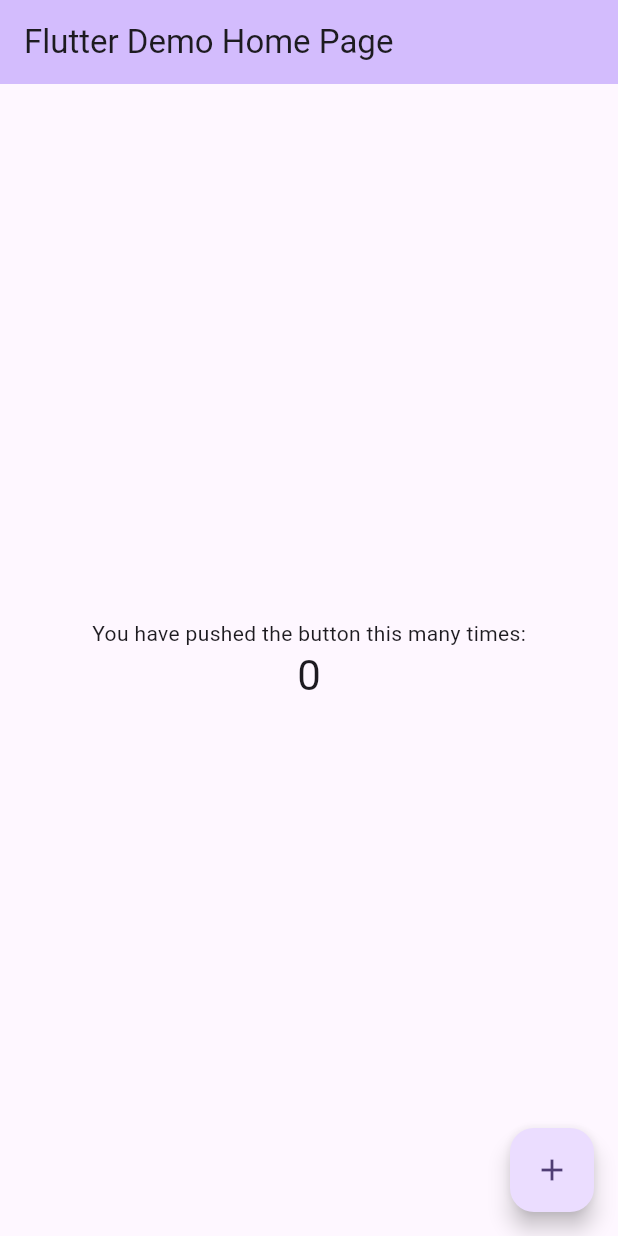
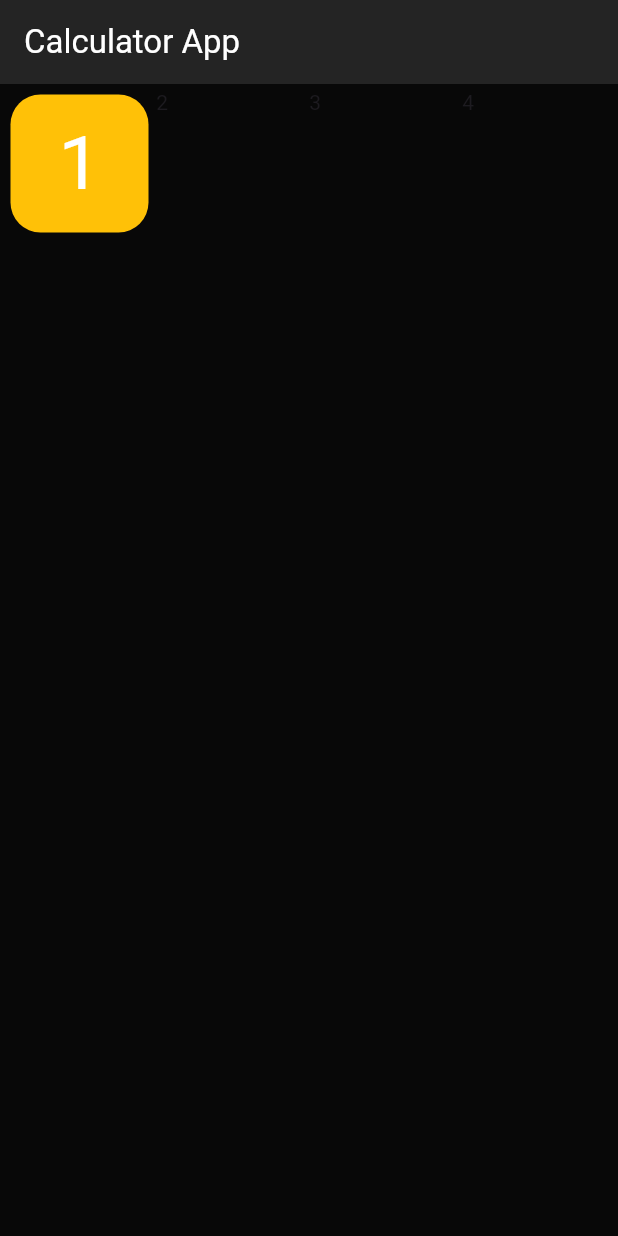
Before and after one commit to joaoschumacher/CalculatorAppFlutter, a Flutter app: the screen it shows after launch, on a phone screen of 412 x 824 dp. Run offline on Flutter 3.47's test engine with Material 3 defaults, Android fonts, the phone set to English and light mode, and no system bars.

Commit message:
Create main screen and buttons

```diff
--- /dev/null
+++ b/lib/components/button.dart
@@ -0,0 +1,24 @@
+import 'package:flutter/material.dart';
+
+class ButtonCalculator extends StatelessWidget {
+  const ButtonCalculator({super.key});
+
+  @override
+  Widget build(BuildContext context) {
+    return GestureDetector(
+      onTap: () => {},
+      child: Container(
+        margin: const EdgeInsets.all(5),
+        decoration: const BoxDecoration(
+            color: Colors.amber,
+            shape: BoxShape.rectangle,
+            borderRadius: BorderRadius.all(Radius.circular(20))),
+        child: const Center(
+            child: Text(
+          "1",
+          style: TextStyle(color: Colors.white, fontSize: 50),
+        )),
+      ),
+    );
+  }
+}
--- /dev/null
+++ b/lib/components/buttons_calculator.dart
@@ -0,0 +1,30 @@
+import 'package:flutter/material.dart';
+
+class ButtonsCalculator extends StatelessWidget {
+  const ButtonsCalculator({super.key});
+
+  @override
+  Widget build(BuildContext context) {
+    return Container(
+      padding: const EdgeInsets.all(2),
+      child: GridView.count(
+        crossAxisCount: 4,
+        children: [
+          GestureDetector(
+            onTap: () => {},
+            child: Container(
+              margin: const EdgeInsets.all(5),
+              decoration: const BoxDecoration(color: Colors.amber, shape: BoxShape.rectangle, borderRadius: BorderRadius.all(Radius.circular(20))),
+              child: const Center(
+                child: Text("1", style: TextStyle(color: Colors.white, fontSize: 50),)
+              ),
+            ),
+          ),
+          const Text("2"),
+          const Text("3"),
+          const Text("4"),
+        ],
+      ),
+    );
+  }
+}
--- a/lib/main.dart
+++ b/lib/main.dart
@@ -1,4 +1,5 @@
 import 'package:flutter/material.dart';
+import 'package:calculator_app/screen/main_screen.dart';
 
 void main() {
   runApp(const MyApp());
@@ -7,119 +8,15 @@ void main() {
 class MyApp extends StatelessWidget {
   const MyApp({super.key});
 
-  // This widget is the root of your application.
   @override
   Widget build(BuildContext context) {
     return MaterialApp(
-      title: 'Flutter Demo',
+      title: "Calculator App",
       theme: ThemeData(
-        // This is the theme of your application.
-        //
-        // TRY THIS: Try running your application with "flutter run". You'll see
-        // the application has a purple toolbar. Then, without quitting the app,
-        // try changing the seedColor in the colorScheme below to Colors.green
-        // and then invoke "hot reload" (save your changes or press the "hot
-        // reload" button in a Flutter-supported IDE, or press "r" if you used
-        // the command line to start the app).
-        //
-        // Notice that the counter didn't reset back to zero; the application
-        // state is not lost during the reload. To reset the state, use hot
-        // restart instead.
-        //
-        // This works for code too, not just values: Most code changes can be
-        // tested with just a hot reload.
         colorScheme: ColorScheme.fromSeed(seedColor: Colors.deepPurple),
         useMaterial3: true,
       ),
-      home: const MyHomePage(title: 'Flutter Demo Home Page'),
+      home: const MainScreen(),
     );
   }
 }
-
-class MyHomePage extends StatefulWidget {
-  const MyHomePage({super.key, required this.title});
-
-  // This widget is the home page of your application. It is stateful, meaning
-  // that it has a State object (defined below) that contains fields that affect
-  // how it looks.
-
-  // This class is the configuration for the state. It holds the values (in this
-  // case the title) provided by the parent (in this case the App widget) and
-  // used by the build method of the State. Fields in a Widget subclass are
-  // always marked "final".
-
-  final String title;
-
-  @override
-  State<MyHomePage> createState() => _MyHomePageState();
-}
-
-class _MyHomePageState extends State<MyHomePage> {
-  int _counter = 0;
-
-  void _incrementCounter() {
-    setState(() {
-      // This call to setState tells the Flutter framework that something has
-      // changed in this State, which causes it to rerun the build method below
-      // so that the display can reflect the updated values. If we changed
-      // _counter without calling setState(), then the build method would not be
-      // called again, and so nothing would appear to happen.
-      _counter++;
-    });
-  }
-
-  @override
-  Widget build(BuildContext context) {
-    // This method is rerun every time setState is called, for instance as done
-    // by the _incrementCounter method above.
-    //
-    // The Flutter framework has been optimized to make rerunning build methods
-    // fast, so that you can just rebuild anything that needs updating rather
-    // than having to individually change instances of widgets.
-    return Scaffold(
-      appBar: AppBar(
-        // TRY THIS: Try changing the color here to a specific color (to
-        // Colors.amber, perhaps?) and trigger a hot reload to see the AppBar
-        // change color while the other colors stay the same.
-        backgroundColor: Theme.of(context).colorScheme.inversePrimary,
-        // Here we take the value from the MyHomePage object that was created by
-        // the App.build method, and use it to set our appbar title.
-        title: Text(widget.title),
-      ),
-      body: Center(
-        // Center is a layout widget. It takes a single child and positions it
-        // in the middle of the parent.
-        child: Column(
-          // Column is also a layout widget. It takes a list of children and
-          // arranges them vertically. By default, it sizes itself to fit its
-          // children horizontally, and tries to be as tall as its parent.
-          //
-          // Column has various properties to control how it sizes itself and
-          // how it positions its children. Here we use mainAxisAlignment to
-          // center the children vertically; the main axis here is the vertical
-          // axis because Columns are vertical (the cross axis would be
-          // horizontal).
-          //
-          // TRY THIS: Invoke "debug painting" (choose the "Toggle Debug Paint"
-          // action in the IDE, or press "p" in the console), to see the
-          // wireframe for each widget.
-          mainAxisAlignment: MainAxisAlignment.center,
-          children: <Widget>[
-            const Text(
-              'You have pushed the button this many times:',
-            ),
-            Text(
-              '$_counter',
-              style: Theme.of(context).textTheme.headlineMedium,
-            ),
-          ],
-        ),
-      ),
-      floatingActionButton: FloatingActionButton(
-        onPressed: _incrementCounter,
-        tooltip: 'Increment',
-        child: const Icon(Icons.add),
-      ), // This trailing comma makes auto-formatting nicer for build methods.
-    );
-  }
-}
--- /dev/null
+++ b/lib/screen/main_screen.dart
@@ -0,0 +1,19 @@
+import 'package:flutter/material.dart';
+import 'package:calculator_app/components/buttons_calculator.dart';
+
+class MainScreen extends StatelessWidget {
+  const MainScreen({super.key});
+
+  @override
+  Widget build(BuildContext context) {
+    return Scaffold(
+      backgroundColor: const Color.fromARGB(255, 8, 8, 8),
+      appBar: AppBar(
+        title: const Text("Calculator App"),
+        backgroundColor: const Color.fromARGB(255, 36, 36, 36),
+        foregroundColor: Colors.white,
+      ),
+      body: const ButtonsCalculator(),
+    );
+  }
+}
```
